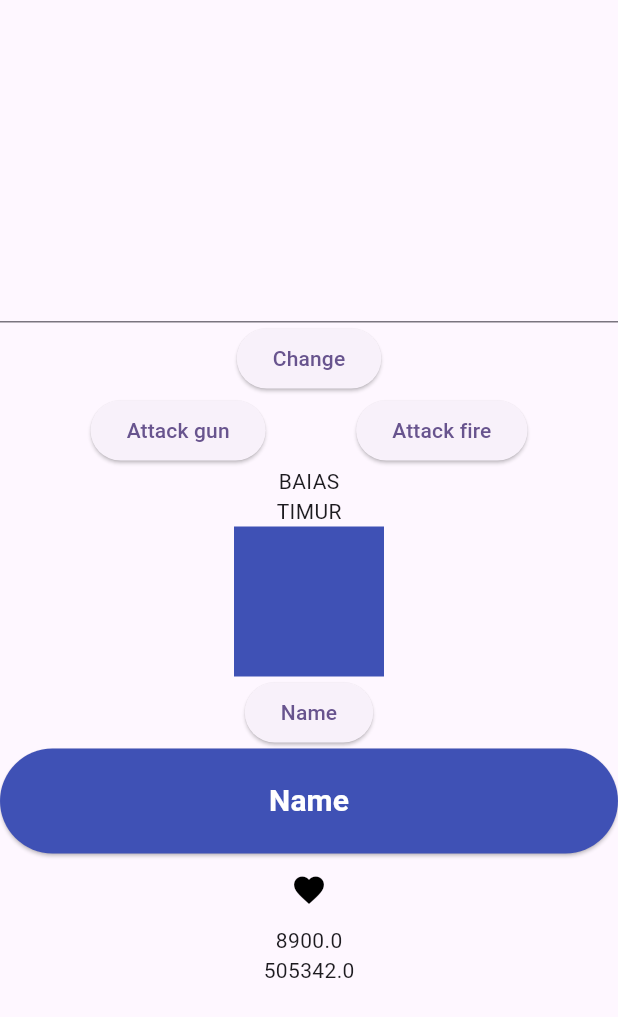
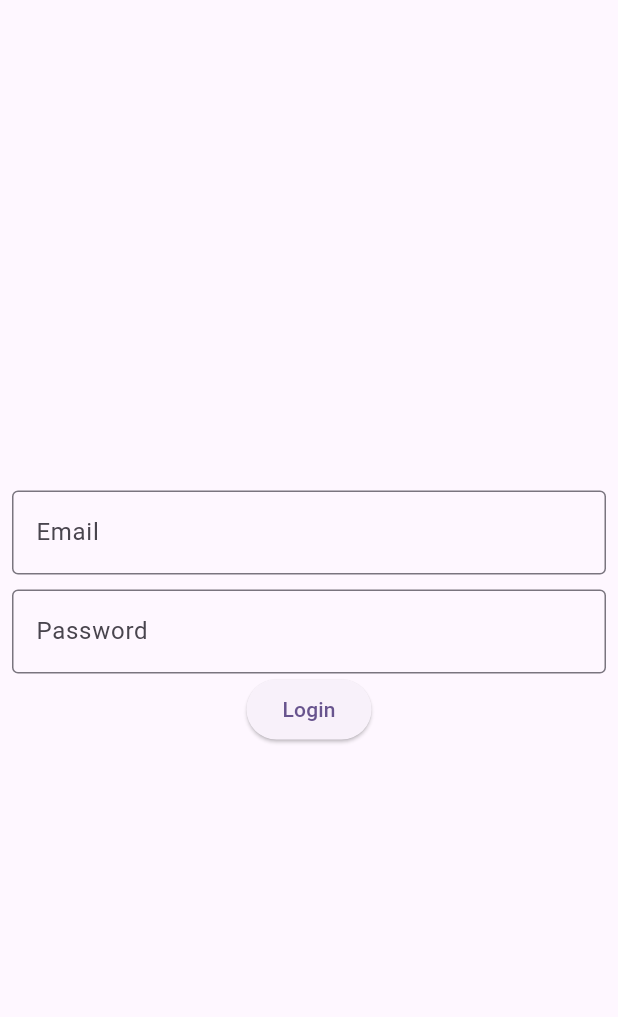
Before and after one commit to Inf1nityLab/vladimir_lessons, a Flutter app: the screen it shows after launch, on a phone screen of 412 x 824 dp. Shown: the top 1017 px of the screen. Run offline on Flutter 3.47's test engine with Material 3 defaults, Android fonts, the phone set to English and light mode, and no system bars; our stand-ins replace device_preview.

Commit message:
'lesson04'

```diff
--- /dev/null
+++ b/lib/lesson04/login_screen.dart
@@ -0,0 +1,75 @@
+import 'package:flutter/cupertino.dart';
+import 'package:flutter/material.dart';
+
+class LoginScreen04 extends StatefulWidget {
+  const LoginScreen04({super.key});
+
+  @override
+  State<LoginScreen04> createState() => _LoginScreen04State();
+}
+
+class _LoginScreen04State extends State<LoginScreen04> {
+  TextEditingController emailController = TextEditingController();
+  TextEditingController passwordController = TextEditingController();
+
+  String email = 'baias';
+  String password = '12345';
+
+
+  void login(){
+    if(emailController.text.isNotEmpty && passwordController.text.isNotEmpty){
+      if (emailController.text == email && passwordController.text == password ){
+        Navigator.push(context, MaterialPageRoute(builder: (context)=> const NextScreen()));
+      } else if(emailController.text != email){
+        ScaffoldMessenger.of(context).showSnackBar(const SnackBar(content: Text('Email is wrong ')));
+      }
+
+    } else if(emailController.text.isEmpty){
+      ScaffoldMessenger.of(context).showSnackBar(const SnackBar(content: Text('Email can not be empty ')));
+    } else {
+      ScaffoldMessenger.of(context).showSnackBar(const SnackBar(content: Text('password can not be empty ')));
+    }
+  }
+
+  @override
+  Widget build(BuildContext context) {
+    return Scaffold(
+      body: Padding(
+        padding: const EdgeInsets.all(8.0),
+        child: Column(
+          mainAxisAlignment: MainAxisAlignment.center,
+          children: [
+            TextField(
+              controller: emailController,
+              decoration: const InputDecoration(
+                  border: OutlineInputBorder(), labelText: 'Email'),
+            ),
+            const SizedBox(
+              height: 10,
+            ),
+            TextField(
+              controller: passwordController,
+              decoration: const InputDecoration(
+                  border: OutlineInputBorder(), labelText: 'Password'),
+            ),
+            ElevatedButton(onPressed: () {
+              login();
+            }, child: const Text('Login'))
+          ],
+        ),
+      ),
+    );
+  }
+}
+
+
+class NextScreen extends StatelessWidget {
+  const NextScreen({super.key});
+
+  @override
+  Widget build(BuildContext context) {
+    return Scaffold(
+      appBar: AppBar(),
+    );
+  }
+}
--- a/lib/main.dart
+++ b/lib/main.dart
@@ -1,28 +1,36 @@
+import 'package:device_preview/device_preview.dart';
+import 'package:flutter/foundation.dart';
 import 'package:flutter/material.dart';
-import 'package:vladimir_timur_lessons/lesson02/screens/detail_screen.dart';
-import 'package:vladimir_timur_lessons/lesson02/screens/login_screen.dart';
-import 'package:vladimir_timur_lessons/lesson02/screens/main_screen.dart';
-import 'package:vladimir_timur_lessons/lesson03_function/lesson03_function.dart';
-import 'package:vladimir_timur_lessons/lessons01/lesson01_screen.dart';
+import 'package:vladimir_timur_lessons/lesson04/lesson04.dart';
+import 'package:vladimir_timur_lessons/lesson04/login_screen.dart';
+
 
 void main() {
-  runApp(const MyApp());
+  WidgetsFlutterBinding.ensureInitialized();
+
+  runApp(
+    DevicePreview(
+      enabled: !kReleaseMode,
+      builder: (context) => const MyApp(), // Wrap your app
+    ),
+  );
 }
 
 class MyApp extends StatelessWidget {
   const MyApp({super.key});
 
-  // This widget is the root of your application.
   @override
   Widget build(BuildContext context) {
     return MaterialApp(
-      title: 'Flutter Demo',
-      debugShowCheckedModeBanner: false,
+      useInheritedMediaQuery: true,
+      locale: DevicePreview.locale(context),
+      builder: DevicePreview.appBuilder,
       theme: ThemeData(
         colorScheme: ColorScheme.fromSeed(seedColor: Colors.deepPurple),
         useMaterial3: true,
       ),
-      home: const Lesson03Function(),
+      darkTheme: ThemeData.dark(),
+      home: const LoginScreen04(),
     );
   }
 }
--- a/pubspec.yaml
+++ b/pubspec.yaml
@@ -35,6 +35,7 @@ dependencies:
   # The following adds the Cupertino Icons font to your application.
   # Use with the CupertinoIcons class for iOS style icons.
   cupertino_icons: ^1.0.2
+  device_preview: ^1.1.0
 
 dev_dependencies:
   flutter_test:
```
Also changed, not shown: lib/lesson04/lesson04.dart (added, +80 -0 lines), lib/lesson01/lesson01_screen.dart (renamed from lib/lessons01/lesson01_screen.dart), lib/lesson01/utils/colors.dart (renamed from lib/lessons01/utils/colors.dart), lib/lesson01/utils/strings.dart (renamed from lib/lessons01/utils/strings.dart), lib/lesson03/lesson03_function.dart (renamed from lib/lesson03_function/lesson03_function.dart), pubspec.lock, 1 other file.
